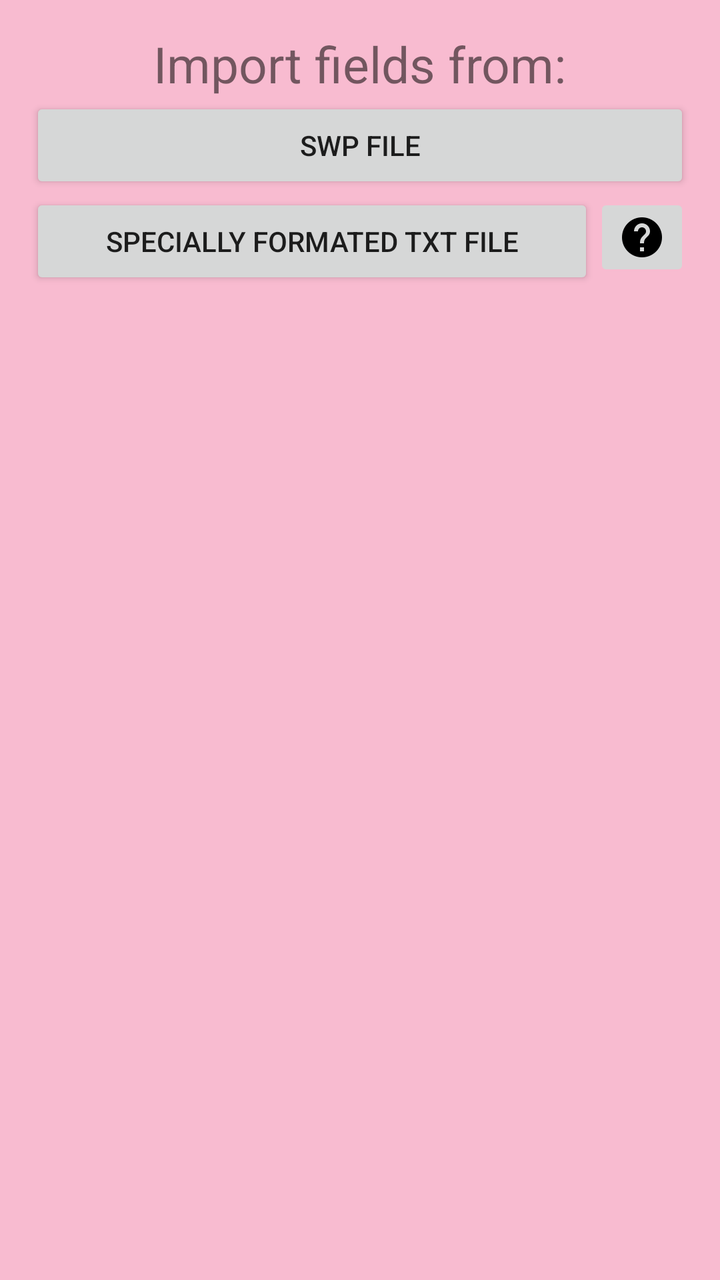
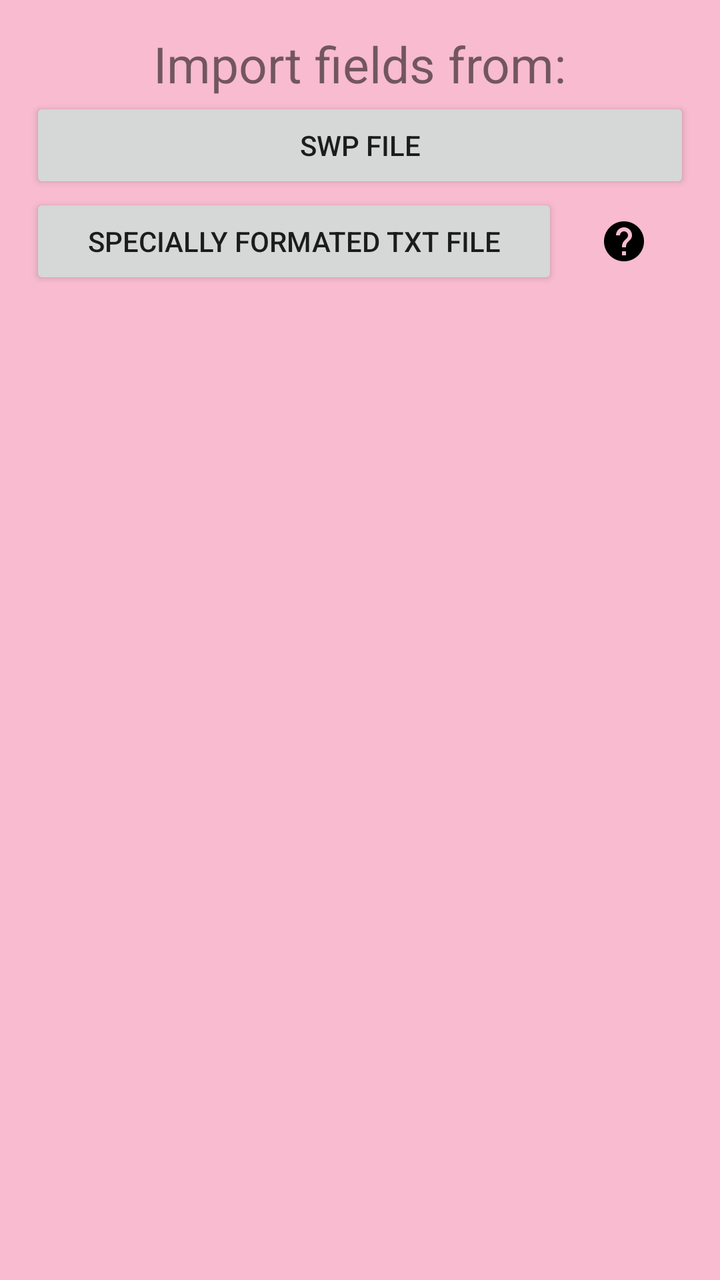

Two renders of the same Android screen: before a commit and after it. Below are the layout's source before the change and the commit's diff.
<!-- AndroidManifest.xml: application theme MyMaterialTheme -->
<!-- res/layout/import_from_what_dialog_fragment.xml -->
<?xml version="1.0" encoding="utf-8"?>
<ScrollView xmlns:android="http://schemas.android.com/apk/res/android"
    android:layout_width="match_parent"
    android:layout_height="match_parent">

    <LinearLayout
        android:layout_width="match_parent"
        android:layout_height="wrap_content"
        android:orientation="vertical"
        android:padding="15dp">

        <TextView
            android:layout_width="wrap_content"
            android:layout_height="wrap_content"
            android:layout_gravity="center"
            android:text="@string/import_fields_from"
            android:textSize="25sp" />

        <Button
            android:id="@+id/app_file"
            android:layout_width="match_parent"
            android:layout_height="wrap_content"
            android:text="@string/study_without_pen_file" />

        <LinearLayout
            android:layout_width="match_parent"
            android:layout_height="wrap_content"
            android:orientation="horizontal">

            <Button
                android:id="@+id/text_file"
                android:layout_width="wrap_content"
                android:layout_height="wrap_content"
                android:layout_weight="1"
                android:text="@string/text_file" />

            <ImageButton
                android:id="@+id/text_file_help"
                android:layout_width="wrap_content"
                android:layout_height="wrap_content"
                android:src="@drawable/ic_help_black_24dp" />

        </LinearLayout>
    </LinearLayout>
</ScrollView>
<!-- resources referenced by this layout -->
<resources>
  <!-- drawable ic_help_black_24dp: png bitmap (drawable-hdpi, 458 bytes) -->
  <string name="import_fields_from">Import fields from:</string>
  <string name="study_without_pen_file">swp File</string>
  <string name="text_file">specially formated txt file</string>
  <style name="MyMaterialTheme" parent="MyMaterialTheme.Base">
  
      </style>
  <style name="MyMaterialTheme.Base" parent="Theme.AppCompat.Light.DarkActionBar">
          <item name="windowNoTitle">true</item>
          <item name="windowActionBar">false</item>
          <item name="colorPrimary">@color/colorPrimary</item>
          <item name="colorPrimaryDark">@color/colorPrimaryDark</item>
          <item name="colorAccent">@color/colorAccent</item>
          <item name="android:windowBackground">@color/windowBackground</item>
      </style>
  <color name="colorPrimary">#EC407A</color>
  <color name="colorPrimaryDark">#AD1457</color>
  <color name="colorAccent">#EA80FC</color>
  <color name="windowBackground">#F8BBD0</color>
</resources>

<!-- the commit's change to res/layout/import_from_what_dialog_fragment.xml (unified diff, before → after) -->
@@ -36,9 +36,10 @@
 
             <ImageButton
                 android:id="@+id/text_file_help"
-                android:layout_width="wrap_content"
+                android:layout_width="66dp"
                 android:layout_height="wrap_content"
-                android:src="@drawable/ic_help_black_24dp" />
+                android:src="@drawable/ic_help_black_24dp"
+                style="@style/Widget.AppCompat.Button.Borderless"/>
 
         </LinearLayout>
     </LinearLayout>
